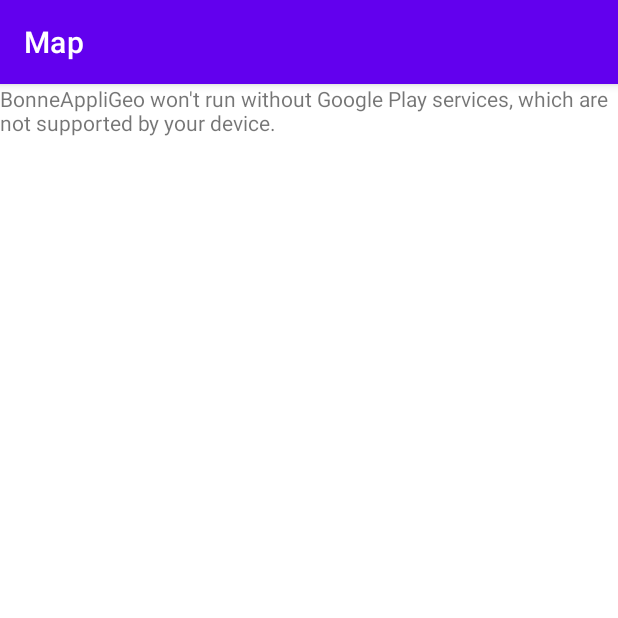
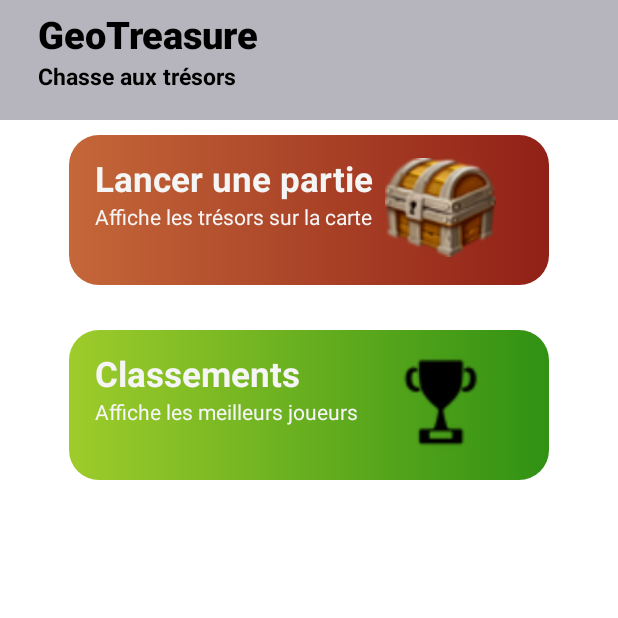
Before and after one commit to Tibure/GeoTreasure, an Android app: the screen it shows after launch (TreasureMapsActivity before the commit, MainActivity after it), on a phone screen of 412 x 824 dp, the top half of it. Run offline under Robolectric (Android 15) with nearby library versions, the phone set to English and light mode, and no system bars.

Commit message:
Commit Menu fonctionnel

```diff
--- a/AppliGeoTreasure/app/src/main/AndroidManifest.xml
+++ b/AppliGeoTreasure/app/src/main/AndroidManifest.xml
@@ -32,15 +32,15 @@
         <activity
             android:name=".TreasureMapsActivity"
             android:label="@string/title_activity_treasure_maps">
+
+
+        </activity>
+        <activity android:name=".MainActivity">
             <intent-filter>
                 <action android:name="android.intent.action.MAIN" />
 
                 <category android:name="android.intent.category.LAUNCHER" />
             </intent-filter>
-
-        </activity>
-        <activity android:name=".MainActivity">
-
         </activity>
     </application>
 
--- a/AppliGeoTreasure/app/src/main/java/com/example/bonneappligeo/MainActivity.java
+++ b/AppliGeoTreasure/app/src/main/java/com/example/bonneappligeo/MainActivity.java
@@ -2,13 +2,35 @@ package com.example.bonneappligeo;
 
 import androidx.appcompat.app.AppCompatActivity;
 
+import android.content.Intent;
 import android.os.Bundle;
+import android.view.View;
+import android.view.Window;
+import android.widget.Button;
+import android.widget.LinearLayout;
 
 public class MainActivity extends AppCompatActivity {
 
+    //LinearLayout getHome_play = findViewById(R.id.linearLayout_main_leaderboards);
+
     @Override
     protected void onCreate(Bundle savedInstanceState) {
-        super.onCreate(savedInstanceState);
+
+    super.onCreate(savedInstanceState);
+        getSupportActionBar().hide();
         setContentView(R.layout.activity_main);
+        LinearLayout home_play = findViewById(R.id.linearLayout_main_play);
+        test(home_play);
     }
+
+    private void test(LinearLayout linearLayout) {
+        linearLayout.setOnClickListener(new View.OnClickListener() {
+            @Override
+            public void onClick(View v) {
+                startActivity(new Intent(MainActivity.this, TreasureMapsActivity.class));
+            }
+        });
+    }
+
+
 }
--- /dev/null
+++ b/AppliGeoTreasure/app/src/main/res/drawable/bg_play_game.xml
@@ -0,0 +1,8 @@
+<?xml version="1.0" encoding="utf-8"?>
+<shape xmlns:android="http://schemas.android.com/apk/res/android">
+    <gradient
+        android:startColor="@color/play_game_start_color"
+        android:endColor="@color/play_game_end_color"/>
+    <corners
+        android:radius="20dp"/>
+</shape>
--- /dev/null
+++ b/AppliGeoTreasure/app/src/main/res/drawable/bg_show_leaderboards.xml
@@ -0,0 +1,8 @@
+<?xml version="1.0" encoding="utf-8"?>
+<shape xmlns:android="http://schemas.android.com/apk/res/android">
+    <gradient
+        android:startColor="@color/show_leaderboard_start_color"
+        android:endColor="@color/show_leaderboard_end_color"/>
+    <corners
+        android:radius="20dp"/>
+</shape>
--- a/AppliGeoTreasure/app/src/main/res/layout/activity_main.xml
+++ b/AppliGeoTreasure/app/src/main/res/layout/activity_main.xml
@@ -6,15 +6,129 @@
     android:layout_height="match_parent"
     tools:context=".MainActivity">
 
-    <TextView
-        android:layout_width="wrap_content"
-        android:layout_height="wrap_content"
-        android:text="Hello World!"
-        app:layout_constraintBottom_toBottomOf="parent"
-        app:layout_constraintHorizontal_bias="0.498"
-        app:layout_constraintLeft_toLeftOf="parent"
-        app:layout_constraintRight_toRightOf="parent"
+
+    <LinearLayout
+        app:layout_constraintStart_toStartOf="parent"
         app:layout_constraintTop_toTopOf="parent"
-        app:layout_constraintVertical_bias="0.41" />
+        android:layout_height="80dp"
+        android:layout_width="match_parent"
+        android:orientation="vertical"
+        android:background="@color/top_bg"
+        android:padding="5dp">
+        <TextView
+            android:layout_width="match_parent"
+            android:layout_height="wrap_content"
+            android:text="GeoTreasure"
+            android:textSize="25sp"
+            android:textColor="@color/black"
+            android:fontFamily="sans-serif-black"
+            android:layout_marginLeft="20dp"
+            />
+        <TextView
+            android:layout_width="match_parent"
+            android:layout_height="wrap_content"
+            android:text="Chasse aux trésors"
+            android:textColor="@color/black"
+            android:textSize="15sp"
+            android:textStyle="bold"
+            android:layout_marginLeft="20dp"/>
+
+
+
+    </LinearLayout>
+    <ScrollView
+        android:layout_width="match_parent"
+        android:layout_height="match_parent">
+        <LinearLayout
+            android:layout_width="match_parent"
+            android:layout_height="wrap_content"
+            android:orientation="vertical"
+            android:layout_marginTop="60dp">
+
+         <!-- LANCER UNE PARTIE -->
+            <LinearLayout
+                android:id="@+id/linearLayout_main_play"
+                android:layout_width="320dp"
+                android:layout_height="100dp"
+                android:layout_gravity="center"
+                android:layout_marginTop="30dp"
+                android:background="@drawable/bg_play_game"
+                android:orientation="horizontal"
+                android:padding="3dp"
+                android:clickable="true">
+
+                <LinearLayout
+                    android:layout_width="wrap_content"
+                    android:layout_height="wrap_content"
+                    android:orientation="vertical">
+
+                    <TextView
+                        android:layout_width="wrap_content"
+                        android:layout_height="wrap_content"
+                        android:layout_marginLeft="14dp"
+                        android:layout_marginTop="10dp"
+                        android:text="Lancer une partie"
+                        android:textColor="@color/home_text_color"
+                        android:textSize="23sp"
+                        android:textStyle="bold" />
+
+                    <TextView
+                        android:layout_width="wrap_content"
+                        android:layout_height="wrap_content"
+                        android:layout_marginLeft="14dp"
+                        android:text="Affiche les trésors sur la carte"
+                        android:textColor="@color/home_text_color" />
+                </LinearLayout>
+
+                <ImageView
+                    android:layout_width="90dp"
+                    android:layout_height="90dp"
+                    android:padding="8dp"
+                    android:src="@drawable/chest_home" />
+            </LinearLayout>
+
+        <!-- LEADERBOARDS -->
+            <LinearLayout
+                android:id="@+id/linearLayout_main_leaderboards"
+                android:layout_width="320dp"
+                android:layout_height="100dp"
+                android:layout_gravity="center"
+                android:layout_marginTop="30dp"
+                android:background="@drawable/bg_show_leaderboards"
+                android:orientation="horizontal"
+                android:padding="3dp">
+
+                <LinearLayout
+                    android:layout_width="wrap_content"
+                    android:layout_height="wrap_content"
+                    android:orientation="vertical">
+
+                    <TextView
+                        android:layout_width="wrap_content"
+                        android:layout_height="wrap_content"
+                        android:layout_marginLeft="14dp"
+                        android:layout_marginTop="10dp"
+                        android:text="Classements"
+                        android:textColor="@color/home_text_color"
+                        android:textSize="23sp"
+                        android:textStyle="bold" />
+
+                    <TextView
+                        android:layout_width="wrap_content"
+                        android:layout_height="wrap_content"
+                        android:layout_marginLeft="14dp"
+                        android:text="Affiche les meilleurs joueurs"
+                        android:textColor="@color/home_text_color" />
+                </LinearLayout>
+
+                <ImageView
+                    android:layout_width="90dp"
+                    android:layout_height="90dp"
+                    android:layout_marginLeft="10dp"
+                    android:padding="8dp"
+                    android:src="@drawable/trophy_home" />
+            </LinearLayout>
+        </LinearLayout>
+    </ScrollView>
 
 </androidx.constraintlayout.widget.ConstraintLayout>
--- a/AppliGeoTreasure/app/src/main/res/values/colors.xml
+++ b/AppliGeoTreasure/app/src/main/res/values/colors.xml
@@ -7,4 +7,10 @@
     <color name="teal_700">#FF018786</color>
     <color name="black">#FF000000</color>
     <color name="white">#FFFFFFFF</color>
+    <color name="play_game_start_color">#c46739</color>
+    <color name="play_game_end_color">#912016</color>
+    <color name="show_leaderboard_start_color">#9ecc2b</color>
+    <color name="show_leaderboard_end_color">#309113</color>
+    <color name="top_bg">#b6b5bd</color>
+    <color name="home_text_color">#f5f5f5</color>
 </resources>
```
Also changed, not shown: AppliGeoTreasure/app/src/main/res/drawable/chest_home.png (added), AppliGeoTreasure/app/src/main/res/drawable/trophy_home.png (added).
